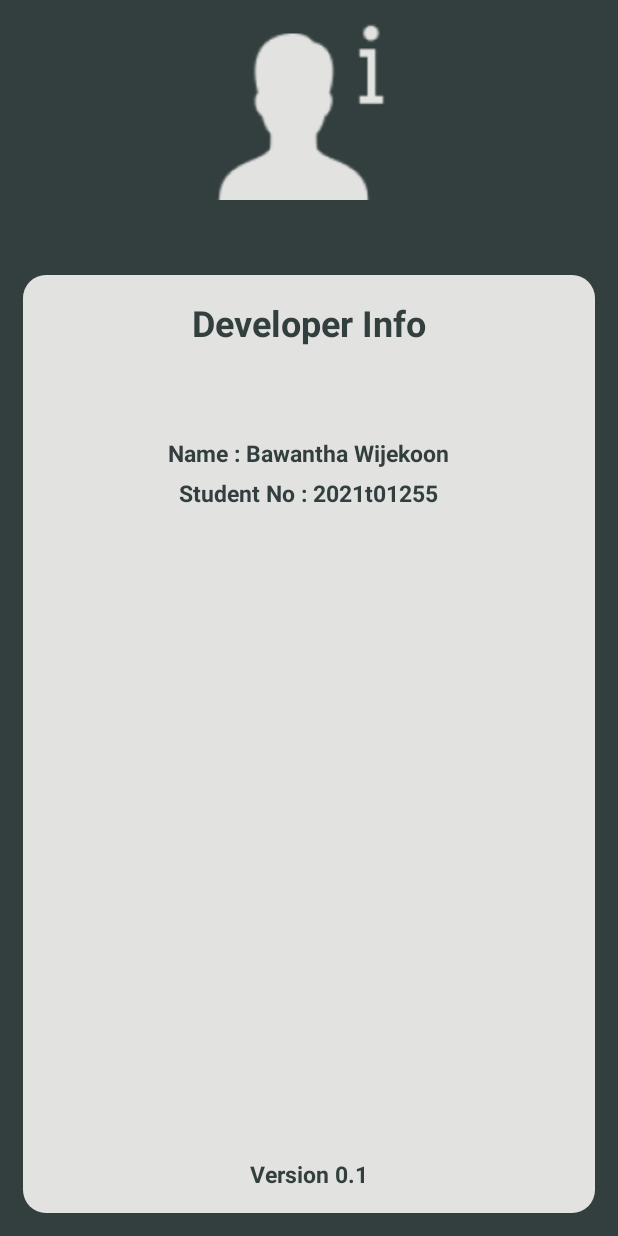
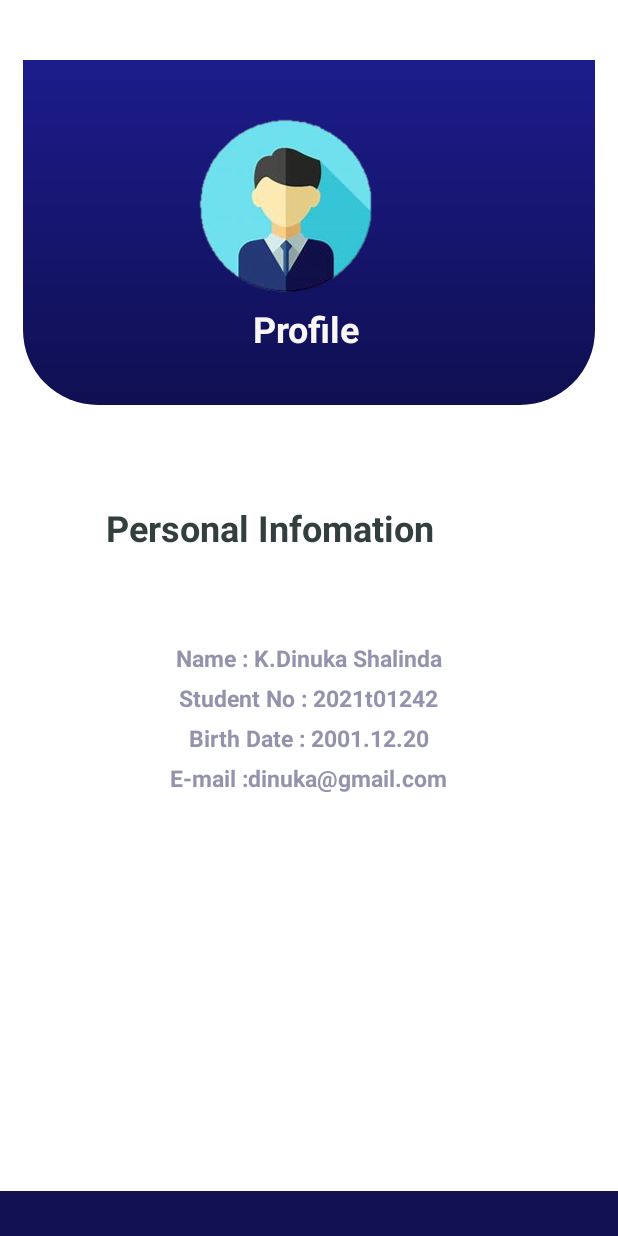
Before and after one commit to Dinuka1220/D-Tasker-01, an Android app: the DevInfo screen opened directly, with no data from a screen before it, on a phone screen of 412 x 824 dp. Run offline under Robolectric (Android 15) with nearby library versions, the phone set to English and light mode, and no system bars.

Commit message:
profile and  sign up  update

```diff
--- a/app/src/main/res/drawable/bottom_background_blue.xml
+++ b/app/src/main/res/drawable/bottom_background_blue.xml
@@ -2,7 +2,7 @@
 <shape xmlns:android="http://schemas.android.com/apk/res/android"
     android:shape="rectangle">
 
-    <solid android:color="#00008B" />
+    <solid android:color="#101052" />
 
     <padding
         android:left="10dp"
--- a/app/src/main/res/drawable/rectangle.xml
+++ b/app/src/main/res/drawable/rectangle.xml
@@ -2,7 +2,15 @@
 <shape xmlns:android="http://schemas.android.com/apk/res/android"
     android:shape="rectangle">
 
-    <solid android:color="#00008B" />
+    <!-- Gradient color -->
+    <gradient
+        android:startColor="#0f0f51"
+        android:endColor="#1c1c8c"
+        android:type="linear"
+        android:angle="90"
+    />
+
+    <!-- Rounded corners and padding -->
     <corners
         android:topLeftRadius="0dp"
         android:topRightRadius="0dp"
--- a/app/src/main/res/layout/activity_dev_info.xml
+++ b/app/src/main/res/layout/activity_dev_info.xml
@@ -6,10 +6,13 @@
     android:layout_height="match_parent"
     tools:context=".DevInfo">
 
+
+
     <LinearLayout
+        android:id="@+id/linearLayout4"
         android:layout_width="match_parent"
         android:layout_height="match_parent"
-        android:background="#333F3E"
+        android:background="#ffffff"
         android:gravity="center"
         android:orientation="vertical"
         android:padding="15dp"
@@ -20,18 +23,31 @@
         app:layout_constraintTop_toTopOf="parent"
         app:layout_constraintVertical_bias="0.0">
 
-        <ImageView
-            android:id="@+id/imageView5"
-            android:layout_width="match_parent"
-            android:layout_height="wrap_content"
-            app:srcCompat="@drawable/dev"
-            tools:srcCompat="@drawable/dev" />
 
         <LinearLayout
             android:layout_width="match_parent"
-            android:layout_height="match_parent"
+            android:layout_height="230dp"
+            android:background="@drawable/rectangle">
+
+            <ImageView
+                android:id="@+id/imageView5"
+                android:layout_width="200dp"
+                android:layout_height="171dp"
+                android:layout_marginLeft="25dp"
+                android:layout_marginBottom="300dp"
+                android:paddingStart="80dp"
+                android:paddingTop="3dp"
+                app:srcCompat="@drawable/dev"
+                tools:srcCompat="@drawable/dev" />
+
+
+        </LinearLayout>
+
+        <LinearLayout
+            android:layout_width="match_parent"
+            android:layout_height="464dp"
             android:layout_marginTop="50dp"
-            android:background="@drawable/main_screen_top_tab"
+            android:background="@color/white"
             android:gravity="center_horizontal"
             android:orientation="vertical"
             android:padding="15dp">
@@ -40,7 +56,8 @@
                 android:id="@+id/textView4"
                 android:layout_width="wrap_content"
                 android:layout_height="wrap_content"
-                android:text="Developer Info"
+                android:text="Personal Infomation"
+                android:layout_marginLeft="-26dp"
                 android:textColor="#333F3E"
                 android:textSize="24dp"
                 android:textStyle="bold" />
@@ -51,8 +68,8 @@
                 android:layout_height="wrap_content"
                 android:layout_gravity="center"
                 android:layout_marginTop="60dp"
-                android:text="Name : Bawantha Wijekoon"
-                android:textColor="#333F3E"
+                android:text="Name : K.Dinuka Shalinda"
+                android:textColor="#9393ad"
                 android:textSize="15dp"
                 android:textStyle="bold" />
 
@@ -62,21 +79,59 @@
                 android:layout_height="wrap_content"
                 android:layout_gravity="center"
                 android:layout_marginTop="5dp"
-                android:text="Student No : 2021t01255"
-                android:textColor="#333F3E"
+                android:text="Student No : 2021t01242"
+                android:textColor="#9393ad"
+                android:textSize="15dp"
+                android:textStyle="bold" />
+            <TextView
+                android:id="@+id/textView8"
+                android:layout_width="wrap_content"
+                android:layout_height="wrap_content"
+                android:layout_gravity="center"
+                android:layout_marginTop="5dp"
+                android:text="Birth Date : 2001.12.20"
+                android:textColor="#9393ad"
+                android:textSize="15dp"
+                android:textStyle="bold" />
+            <TextView
+                android:id="@+id/textView9"
+                android:layout_width="wrap_content"
+                android:layout_height="wrap_content"
+                android:layout_gravity="center"
+                android:layout_marginTop="5dp"
+                android:text="E-mail :dinuka@gmail.com"
+                android:textColor="#9393ad"
                 android:textSize="15dp"
                 android:textStyle="bold" />
 
-            <TextView
-                android:id="@+id/textView8"
-                android:layout_width="wrap_content"
-                android:layout_height="match_parent"
-                android:layout_gravity="center"
-                android:gravity="bottom"
-                android:text="Version 0.1"
-                android:textColor="#333F3E"
-                android:textSize="15dp"
-                android:textStyle="bold" />
+
         </LinearLayout>
+
+
+    </LinearLayout>
+
+    <TextView
+        android:id="@+id/textView3"
+        android:layout_width="105dp"
+        android:layout_height="43dp"
+        android:fontFamily="sans-serif"
+        android:text="Profile"
+        android:textColor="#FAF6F6"
+        android:textSize="24sp"
+        android:textStyle="bold"
+        android:paddingLeft="15dp"
+        android:typeface="sans"
+        app:layout_constraintBottom_toBottomOf="parent"
+        app:layout_constraintEnd_toEndOf="@+id/linearLayout4"
+        app:layout_constraintStart_toStartOf="parent"
+        app:layout_constraintTop_toTopOf="parent"
+        app:layout_constraintVertical_bias="0.26" />
+
+    <LinearLayout
+        android:layout_width="match_parent"
+        android:layout_height="30dp"
+        android:background="@drawable/bottom_background_blue"
+        app:layout_constraintBottom_toBottomOf="parent">
+
     </LinearLayout>
 </androidx.constraintlayout.widget.ConstraintLayout>
```
Also changed, not shown: app/src/main/res/drawable/button_gradient.xml (added, +9 -0 lines), app/src/main/res/layout/activity_login_screen.xml (+8 -9 lines), app/src/main/res/layout/activity_sign_up_screen.xml (+39 -21 lines), app/src/main/res/drawable/dev.png.
